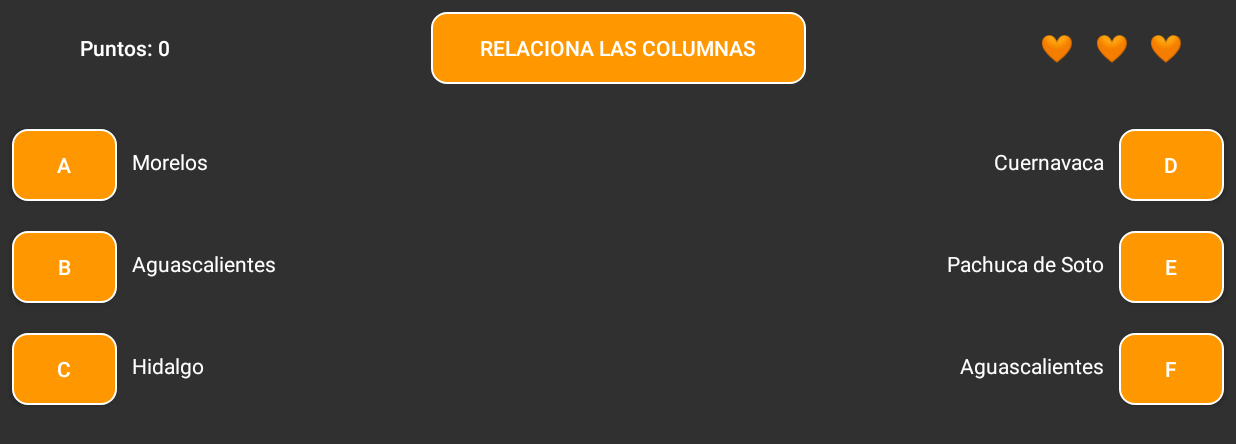
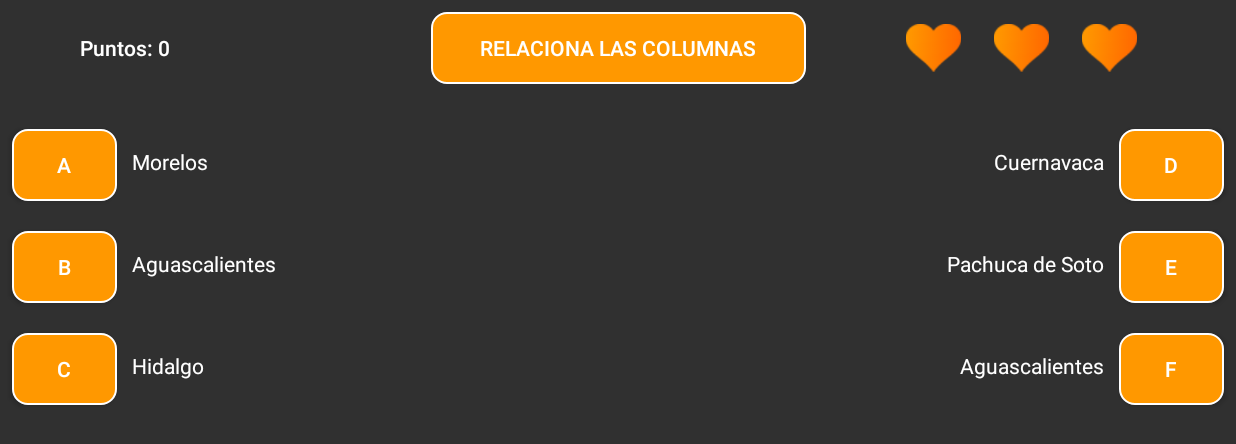
Before and after one commit to DavidGomezD/tuGeoApp, an Android app: the juego screen opened directly, with no data from a screen before it, on a phone screen of 824 x 412 dp (held sideways). Shown: the top 444 px of the screen. Run offline under Robolectric (Android 15) with nearby library versions, the phone set to English and light mode, and no system bars; our stand-ins replace AdMob.

Commit message:
alfa 2.1.1

```diff
--- a/app/build.gradle
+++ b/app/build.gradle
@@ -7,8 +7,8 @@ android {
         applicationId "com.davidgd.davidgd.tugeografia"
         minSdkVersion 21
         targetSdkVersion 29
-        versionCode 5
-        versionName "2.0"
+        versionCode 7
+        versionName "2.1.1"
 
         testInstrumentationRunner "androidx.test.runner.AndroidJUnitRunner"
     }
--- a/app/src/main/java/com/davidgd/davidgd/tugeografia/juego.java
+++ b/app/src/main/java/com/davidgd/davidgd/tugeografia/juego.java
@@ -11,6 +11,7 @@ import android.view.View;
 import android.view.Window;
 import android.view.WindowManager;
 import android.widget.Button;
+import android.widget.ImageView;
 import android.widget.TextView;
 
 import com.google.android.gms.ads.AdRequest;
@@ -60,6 +61,8 @@ public class juego extends AppCompatActivity {
     //Anuncio
     private AdView mAdView;
 
+
+
     @Override
     protected void onCreate(Bundle savedInstanceState) {
         super.onCreate(savedInstanceState);
@@ -91,7 +94,6 @@ public class juego extends AppCompatActivity {
         Capital3 = (TextView) findViewById(R.id.textView6);
 
         Marcador = (TextView) findViewById(R.id.textView10);
-        TotalVidas = (TextView) findViewById(R.id.txtVidas);
 
         SeleccionEstado = (TextView) findViewById(R.id.textView7);
         SeleccionCapital = (TextView) findViewById(R.id.textView8);
@@ -360,7 +362,6 @@ public class juego extends AppCompatActivity {
         Puntos --;
         Vidas --;
         Marcador.setText("Puntos: " + Puntos);
-        //TotalVidas.setText("Vidas: " + Vidas);
         IniciaVidas();
     }
     //LLena los arreglos
@@ -580,17 +581,26 @@ public class juego extends AppCompatActivity {
         BC2.setBackgroundDrawable(getResources().getDrawable(R.drawable.btn_redondo));
         BC3.setBackgroundDrawable(getResources().getDrawable(R.drawable.btn_redondo));
     }
-    //Inicia las vidas
+    //Inicia las vidas y cambia de color los corazones
     public void IniciaVidas() {
-        //TotalVidas.setText("Vidas: "+Vidas);
-        if (Vidas == 3){
-            TotalVidas.setText("\uD83E\uDDE1️  ️ \uD83E\uDDE1️️   \uD83E\uDDE1️");
-        }
+
+        //Conexion a los corazones
+        ImageView cora1 = (ImageView) findViewById(R.id.imageCora1);
+        ImageView cora2 = (ImageView) findViewById(R.id.imageCora2);
+        ImageView cora3 = (ImageView) findViewById(R.id.imageCora3);
+
         if (Vidas == 2){
-            TotalVidas.setText("\uD83D\uDDA4   ️\uD83E\uDDE1️   \uD83E\uDDE1️");
+            //Cambia la imagen del corazón
+
+            cora1.setImageResource(R.drawable.corazonfin);
         }
         if (Vidas == 1){
-            TotalVidas.setText("\uD83D\uDDA4   \uD83D\uDDA4   \uD83E\uDDE1️");
+            //Cambia la imagen del corazón
+            cora2.setImageResource(R.drawable.corazonfin);
+        }
+        if (Vidas == 0){
+            //Cambia la imagen del corazón
+            cora3.setImageResource(R.drawable.corazonfin);
         }
 
     }
--- a/app/src/main/res/layout/activity_juego.xml
+++ b/app/src/main/res/layout/activity_juego.xml
@@ -5,6 +5,26 @@
     android:layout_width="match_parent"
     android:layout_height="match_parent"
     tools:context=".juego">
+
+    <ImageView
+        android:id="@+id/imageCora2"
+        android:layout_width="43dp"
+        android:layout_height="32dp"
+        app:layout_constraintBottom_toBottomOf="@+id/textView9"
+        app:layout_constraintEnd_toEndOf="parent"
+        app:layout_constraintHorizontal_bias="0.5"
+        app:layout_constraintStart_toEndOf="@+id/textView9"
+        app:layout_constraintTop_toTopOf="@+id/textView9"
+        app:srcCompat="@drawable/corazon" />
+
+    <ImageView
+        android:id="@+id/imageCora1"
+        android:layout_width="43dp"
+        android:layout_height="32dp"
+        android:layout_marginEnd="15dp"
+        app:layout_constraintEnd_toStartOf="@+id/imageCora2"
+        app:layout_constraintTop_toTopOf="@+id/imageCora2"
+        app:srcCompat="@drawable/corazon" />
 
     <Button
         android:id="@+id/button13"
@@ -184,19 +204,6 @@
         app:layout_constraintStart_toStartOf="parent"
         app:layout_constraintTop_toTopOf="parent" />
 
-    <Button
-        android:id="@+id/txtVidas"
-        android:layout_width="150dp"
-        android:layout_height="wrap_content"
-        android:layout_marginTop="8dp"
-        android:layout_marginEnd="8dp"
-        android:background="@drawable/sin_fondo"
-        android:text="🧡️  ️ 🧡️️   🧡"
-        android:textSize="18dp"
-        android:textAllCaps="false"
-        app:layout_constraintEnd_toEndOf="parent"
-        app:layout_constraintTop_toTopOf="parent" />
-
     <com.google.android.gms.ads.AdView
         android:id="@+id/adView"
         android:layout_width="wrap_content"
@@ -210,4 +217,13 @@
         app:layout_constraintHorizontal_bias="0.5"
         app:layout_constraintStart_toStartOf="parent"></com.google.android.gms.ads.AdView>
 
+    <ImageView
+        android:id="@+id/imageCora3"
+        android:layout_width="43dp"
+        android:layout_height="32dp"
+        android:layout_marginStart="15dp"
+        app:layout_constraintStart_toEndOf="@+id/imageCora2"
+        app:layout_constraintTop_toTopOf="@+id/imageCora2"
+        app:srcCompat="@drawable/corazon" />
+
 </androidx.constraintlayout.widget.ConstraintLayout>
```
Also changed, not shown: app/src/main/res/drawable/corazon.png (added), app/src/main/res/drawable/corazonfin.png (added).
